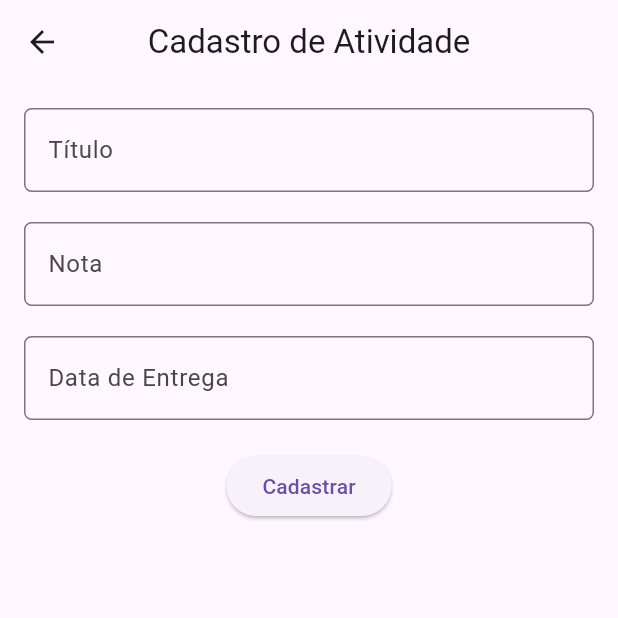
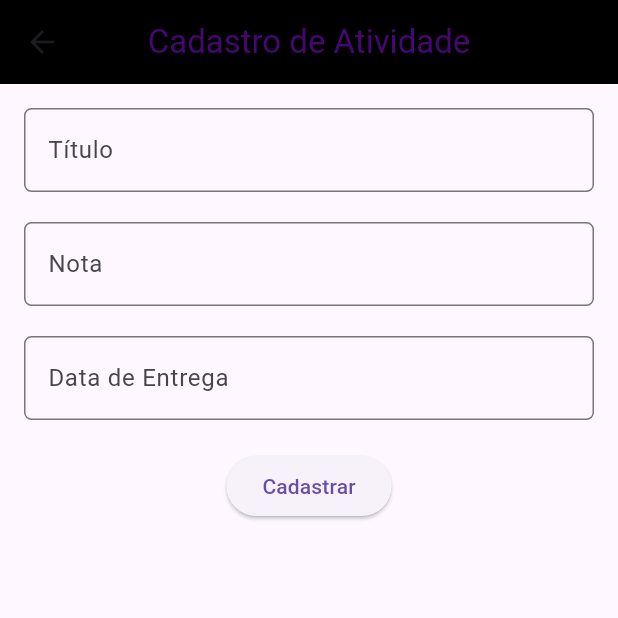
Before and after one commit to guilhermefogacadev/OPT120, a Flutter app: the CadastroAtividade screen opened directly, on a phone screen of 412 x 824 dp, the top half of it. Run offline on Flutter 3.47's test engine with Material 3 defaults, Android fonts, the phone set to English and light mode, and no system bars.

Commit message:
alterando background e cores

```diff
--- a/front/lib/CadastroAtividade.dart
+++ b/front/lib/CadastroAtividade.dart
@@ -5,8 +5,12 @@ class CadastroAtividade extends StatelessWidget {
   Widget build(BuildContext context) {
     return Scaffold(
       appBar: AppBar(
-        title: Text('Cadastro de Atividade'),
+        title: Text(
+          'Cadastro de Atividade',
+          style: TextStyle(color: Color.fromARGB(156, 115, 12, 189)),
+        ),
         centerTitle: true,
+        backgroundColor: Colors.black,
       ),
       body: SingleChildScrollView(
         child: Center(
@@ -23,6 +27,7 @@ class CadastroAtividade extends StatelessWidget {
                       borderRadius: BorderRadius.circular(5.0),
                     ),
                   ),
+                  style: TextStyle(color: Colors.white),
                 ),
                 SizedBox(height: 20),
                 TextField(
@@ -32,6 +37,7 @@ class CadastroAtividade extends StatelessWidget {
                       borderRadius: BorderRadius.circular(5.0),
                     ),
                   ),
+                  style: TextStyle(color: Colors.white),
                 ),
                 SizedBox(height: 20),
                 TextField(
@@ -41,6 +47,7 @@ class CadastroAtividade extends StatelessWidget {
                       borderRadius: BorderRadius.circular(5.0),
                     ),
                   ),
+                  style: TextStyle(color: Colors.white),
                 ),
                 SizedBox(height: 20),
                 ElevatedButton(
--- a/front/lib/ListagemAtividade.dart
+++ b/front/lib/ListagemAtividade.dart
@@ -10,8 +10,12 @@ class ListagemAtividade extends StatelessWidget {
 
     return Scaffold(
       appBar: AppBar(
-        title: Text('Listagem de Atividades'),
+        title: Text(
+          'Listagem de Atividades',
+          style: TextStyle(color: Color.fromARGB(156, 115, 12, 189)),
+        ),
         centerTitle: true,
+        backgroundColor: Colors.black,
       ),
       body: ListView.builder(
         itemCount: atividades.length,
```
Also changed, not shown: front/lib/CadastroUsuario.dart (+8 -1 lines).
